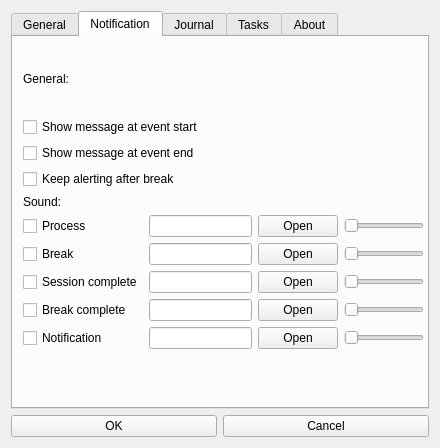
Above: src/settingsform.ui from AlexPuts/TyroTimer before the change. Below: the same form after it.
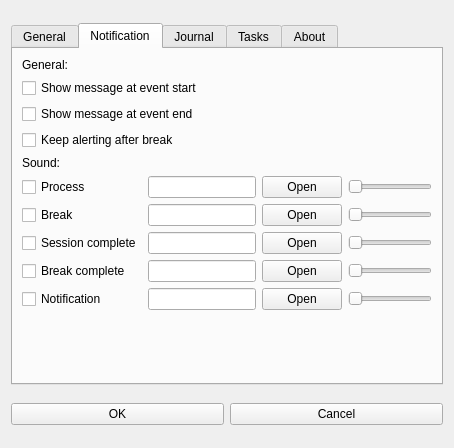
That is the form after the change. Icons and pictures are not drawn.

Commit message: add sound features to class, prepare to transform QSound instances to QMediaPlayer

Diff of the .ui file:
```diff
--- a/src/settingsform.ui
+++ b/src/settingsform.ui
@@ -62,6 +62,12 @@
    </item>
    <item row="0" column="0">
     <widget class="QTabWidget" name="tabWidget">
+     <property name="sizePolicy">
+      <sizepolicy hsizetype="Fixed" vsizetype="Fixed">
+       <horstretch>0</horstretch>
+       <verstretch>0</verstretch>
+      </sizepolicy>
+     </property>
      <property name="currentIndex">
       <number>1</number>
      </property>
@@ -177,18 +183,9 @@
       <attribute name="title">
        <string>Notification</string>
       </attribute>
-      <widget class="QWidget" name="">
-       <property name="geometry">
-        <rect>
-         <x>10</x>
-         <y>10</y>
-         <width>401</width>
-         <height>302</height>
-        </rect>
-       </property>
-       <layout class="QVBoxLayout" name="verticalLayout_3">
-        <item>
-         <layout class="QVBoxLayout" name="verticalLayout_12">
+      <layout class="QGridLayout" name="gridLayout_4">
+       <item row="0" column="0">
+        <layout class="QVBoxLayout" name="verticalLayout_2">
           <item>
            <widget class="QLabel" name="label_7">
             <property name="text">
@@ -221,10 +218,6 @@
             </item>
            </layout>
           </item>
-         </layout>
-        </item>
-        <item>
-         <layout class="QVBoxLayout" name="verticalLayout_2">
           <item>
            <widget class="QLabel" name="label">
             <property name="text">
@@ -356,10 +349,22 @@
             </item>
            </layout>
           </item>
+         <item>
+          <spacer name="verticalSpacer">
+           <property name="orientation">
+            <enum>Qt::Vertical</enum>
+           </property>
+           <property name="sizeHint" stdset="0">
+            <size>
+             <width>20</width>
+             <height>40</height>
+            </size>
+           </property>
+          </spacer>
+         </item>
          </layout>
         </item>
        </layout>
-      </widget>
      </widget>
      <widget class="QWidget" name="tab_3">
       <attribute name="title">
```
Left out of the diff: 49 changed lines with no effect on the pictures. Lines whose indentation alone changed are shown as unchanged. The commit also changes 3 other files.
